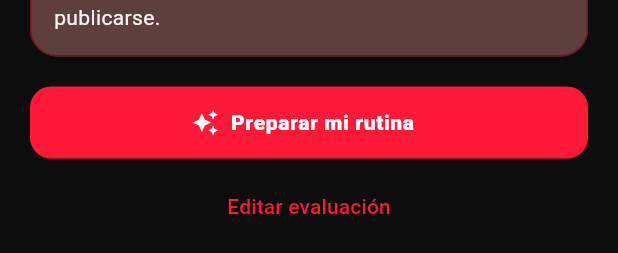
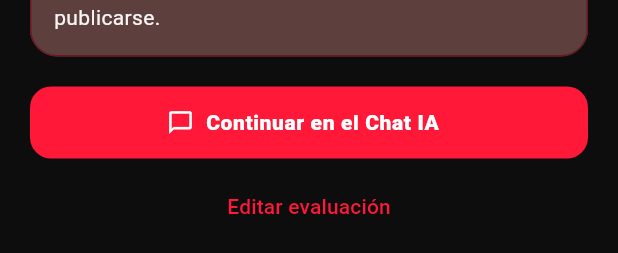
Before and after one commit to ingfernandorivera/APPFitbodygym, a Flutter app: the MembershipScreen widget shown alone on an empty page, opened directly, after a tap on "Ver mi perfil y crear rutina", on a phone screen of 412 x 824 dp. Shown: the part 830-1083 px from the top of the screen. Run offline on Flutter 3.47's test engine with Material 3 defaults, Android fonts, the phone set to English and light mode, and no system bars; our stand-ins replace shared_preferences, supabase_flutter; accounts and stored records are empty; Roboto replaces fonts that are missing (Arial).

Commit message:
Enviar evaluación guardada al chat IA

```diff
--- a/lib/features/assessment/pages/training_profile_summary_page.dart
+++ b/lib/features/assessment/pages/training_profile_summary_page.dart
@@ -1,13 +1,16 @@
 import 'package:flutter/material.dart';
 
-import '../../training/data/demo_workout_generator.dart';
-import '../../training/pages/workout_result_page.dart';
 import '../models/training_profile.dart';
 
 class TrainingProfileSummaryPage extends StatelessWidget {
-  const TrainingProfileSummaryPage({super.key, required this.profile});
+  const TrainingProfileSummaryPage({
+    super.key,
+    required this.profile,
+    required this.onOpenAiChat,
+  });
 
   final TrainingProfile profile;
+  final VoidCallback onOpenAiChat;
 
   @override
   Widget build(BuildContext context) {
@@ -88,18 +91,13 @@ class TrainingProfileSummaryPage extends StatelessWidget {
           const SizedBox(height: 20),
           FilledButton.icon(
             onPressed: () {
-              final plan = DemoWorkoutGenerator().generate(profile);
-              Navigator.push(
-                context,
-                MaterialPageRoute(
-                  builder: (_) => WorkoutResultPage(plan: plan),
-                ),
-              );
+              Navigator.pop(context);
+              onOpenAiChat();
             },
-            icon: const Icon(Icons.auto_awesome),
+            icon: const Icon(Icons.chat_bubble_outline),
             label: const Padding(
               padding: EdgeInsets.symmetric(vertical: 16),
-              child: Text('Preparar mi rutina'),
+              child: Text('Continuar en el Chat IA'),
             ),
           ),
           const SizedBox(height: 8),
--- a/lib/features/membership/pages/membership_page.dart
+++ b/lib/features/membership/pages/membership_page.dart
@@ -99,7 +99,10 @@ class _MembershipScreenState extends State<MembershipScreen> {
           },
           onSignOut: signOut,
           pages: [
-            HomePage(membership: membership),
+            HomePage(
+              membership: membership,
+              onOpenAiChat: () => setState(() => selectedIndex = 2),
+            ),
             membership.active
                 ? TrainingPage(key: ValueKey(trainingRevision))
                 : const LockedFeaturePage(
```
Also changed, not shown: lib/features/home/pages/home_page.dart (+14 -3 lines).
